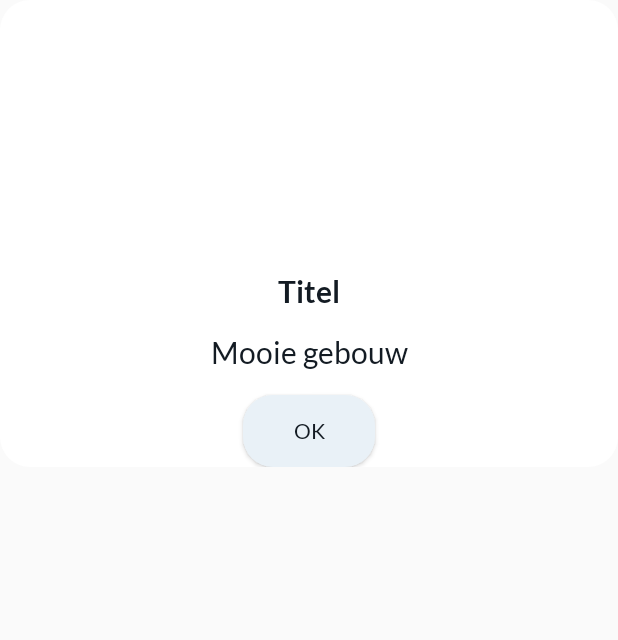
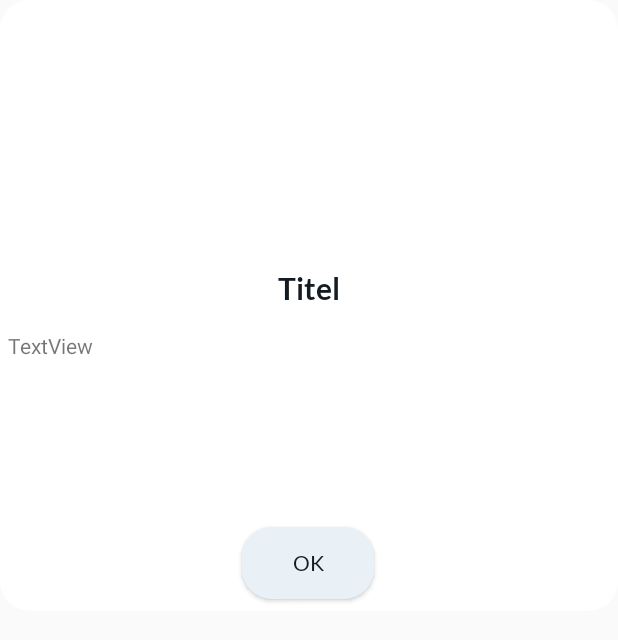
Before and after one commit to MickWerf/Digi-Tours-Breda, an Android app: the layout info_location_popup.xml on its own in the app's theme, with its tools: preview values and no code run, on a phone screen of 412 x 824 dp. Shown: the top 640 px of the screen. Run offline under Robolectric (Android 15) with nearby library versions, the phone set to English and light mode, and no system bars.

Commit message:
[Update] scroll view added in popup

```diff
--- a/app/src/main/res/layout/info_location_popup.xml
+++ b/app/src/main/res/layout/info_location_popup.xml
@@ -7,13 +7,31 @@
     android:layout_height="wrap_content"
     android:background="@drawable/rounded_view_white">
 
+    <ScrollView
+        android:id="@+id/scrollView"
+        android:layout_width="0dp"
+        android:layout_height="120dp"
+        android:layout_marginStart="5dp"
+        android:layout_marginTop="16dp"
+        android:layout_marginEnd="5dp"
+        android:layout_marginBottom="5dp"
+        app:layout_constraintBottom_toTopOf="@+id/OkLocationButton"
+        app:layout_constraintEnd_toEndOf="parent"
+        app:layout_constraintStart_toStartOf="parent"
+        app:layout_constraintTop_toBottomOf="@+id/infoLocationTitle">
+
+        <TextView
+            android:id="@+id/infoLocationText"
+            android:layout_width="match_parent"
+            android:layout_height="match_parent"
+            android:text="TextView" />
+    </ScrollView>
+
     <androidx.appcompat.widget.AppCompatImageView
         android:id="@+id/infoLocationImage"
         android:layout_width="match_parent"
         android:layout_height="150dp"
-        android:layout_marginStart="16dp"
-        android:layout_marginTop="16dp"
-        android:layout_marginEnd="16dp"
+        android:layout_marginTop="14dp"
         android:background="@drawable/rounded_view_white"
         app:layout_constraintEnd_toEndOf="parent"
         app:layout_constraintStart_toStartOf="parent"
@@ -35,35 +53,22 @@
         app:layout_constraintStart_toStartOf="parent"
         app:layout_constraintTop_toBottomOf="@+id/infoLocationImage" />
 
-    <TextView
-        android:id="@+id/infoLocationText"
-        android:layout_width="wrap_content"
-        android:layout_height="wrap_content"
-        android:layout_marginStart="16dp"
-        android:layout_marginTop="16dp"
-        android:layout_marginEnd="16dp"
-        android:fontFamily="@font/lato"
-        android:text="@string/ok_location_popup_text"
-        android:textAlignment="center"
-        android:textColor="@color/rich_black"
-        android:textSize="20dp"
-        app:layout_constraintEnd_toEndOf="parent"
-        app:layout_constraintStart_toStartOf="parent"
-        app:layout_constraintTop_toBottomOf="@+id/infoLocationTitle" />
-
     <androidx.appcompat.widget.AppCompatButton
         android:id="@+id/OkLocationButton"
         android:layout_width="wrap_content"
         android:layout_height="wrap_content"
         android:layout_marginStart="16dp"
-        android:layout_marginTop="16dp"
+        android:layout_marginTop="5dp"
         android:layout_marginEnd="16dp"
+        android:layout_marginBottom="8dp"
         android:background="@drawable/rounded_textview"
         android:fontFamily="@font/lato"
         android:text="@string/ok_location_popup_button"
         android:textColor="@color/rich_black"
+        app:layout_constraintBottom_toBottomOf="parent"
         app:layout_constraintEnd_toEndOf="parent"
+        app:layout_constraintHorizontal_bias="0.498"
         app:layout_constraintStart_toStartOf="parent"
-        app:layout_constraintTop_toBottomOf="@+id/infoLocationText" />
+        app:layout_constraintTop_toBottomOf="@id/scrollView" />
 
 </androidx.constraintlayout.widget.ConstraintLayout>
```
Also changed, not shown: app/src/main/java/com/mickwerf/digi_tours_breda/gui/fragments/MapScreenFragment.java (+23 -1 lines), app/src/main/assets/locations/valkenberg_stadspark_de.txt (renamed from app/src/main/assets/locations/valkenburg_stadspark_de.txt), app/src/main/assets/locations/valkenberg_stadspark_en.txt (renamed from app/src/main/assets/locations/valkenburg_stadspark_en.txt), app/src/main/assets/locations/valkenberg_stadspark_nl.txt (renamed from app/src/main/assets/locations/valkenburg_stadspark_nl.txt).
